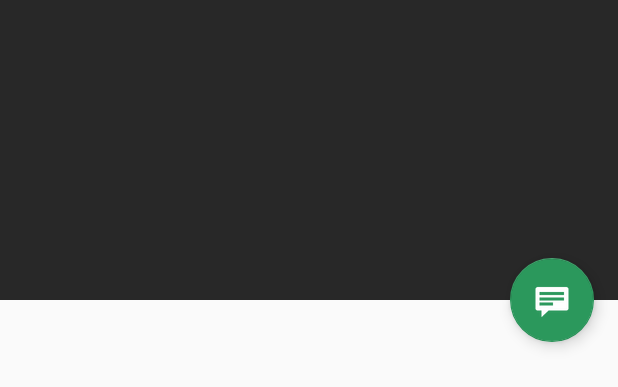
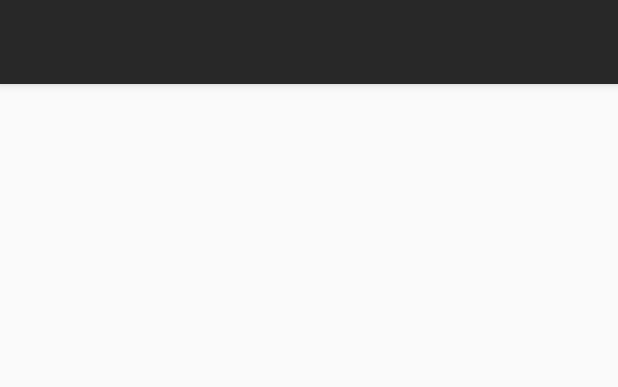
Before and after one commit to Kanialdo/interview-futuremind, an Android app: the layout activity_item_detail.xml on its own in the app's theme, with its tools: preview values and no code run, on a phone screen of 412 x 824 dp. Shown: the top 387 px of the screen. Run offline under Robolectric (Android 15) with nearby library versions, the phone set to English and light mode, and no system bars.

Commit message:
Fix showing webpages, ui improvements

```diff
--- a/app/src/main/res/layout/activity_item_detail.xml
+++ b/app/src/main/res/layout/activity_item_detail.xml
@@ -1,53 +1,30 @@
-<android.support.design.widget.CoordinatorLayout xmlns:android="http://schemas.android.com/apk/res/android"
+<android.support.design.widget.CoordinatorLayout
+    xmlns:android="http://schemas.android.com/apk/res/android"
     xmlns:app="http://schemas.android.com/apk/res-auto"
     xmlns:tools="http://schemas.android.com/tools"
     android:layout_width="match_parent"
     android:layout_height="match_parent"
     android:fitsSystemWindows="true"
-    tools:context=".DetailsActivity"
-    tools:ignore="MergeRootFrame">
+    tools:context=".DetailsActivity">
 
     <android.support.design.widget.AppBarLayout
         android:id="@+id/app_bar"
         android:layout_width="match_parent"
-        android:layout_height="@dimen/app_bar_height"
+        android:layout_height="?attr/actionBarSize"
         android:fitsSystemWindows="true"
-        android:theme="@style/ThemeOverlay.AppCompat.Dark.ActionBar">
+        android:theme="@style/AppTheme.AppBarOverlay">
 
-        <android.support.design.widget.CollapsingToolbarLayout
-            android:id="@+id/toolbar_layout"
+        <android.support.v7.widget.Toolbar
+            android:id="@+id/detail_toolbar"
             android:layout_width="match_parent"
-            android:layout_height="match_parent"
-            android:fitsSystemWindows="true"
-            app:contentScrim="?attr/colorPrimary"
-            app:layout_scrollFlags="scroll|exitUntilCollapsed"
-            app:toolbarId="@+id/toolbar">
-
-            <android.support.v7.widget.Toolbar
-                android:id="@+id/detail_toolbar"
-                android:layout_width="match_parent"
-                android:layout_height="?attr/actionBarSize"
-                app:layout_collapseMode="pin"
-                app:popupTheme="@style/ThemeOverlay.AppCompat.Light" />
-
-        </android.support.design.widget.CollapsingToolbarLayout>
+            android:layout_height="?attr/actionBarSize"
+            app:popupTheme="@style/ThemeOverlay.AppCompat.Light"/>
 
     </android.support.design.widget.AppBarLayout>
 
-    <android.support.v4.widget.NestedScrollView
+    <FrameLayout
         android:id="@+id/item_detail_container"
         android:layout_width="match_parent"
-        android:layout_height="match_parent"
-        app:layout_behavior="@string/appbar_scrolling_view_behavior" />
-
-    <android.support.design.widget.FloatingActionButton
-        android:id="@+id/fab"
-        android:layout_width="wrap_content"
-        android:layout_height="wrap_content"
-        android:layout_gravity="center_vertical|start"
-        android:layout_margin="@dimen/fab_margin"
-        android:src="@android:drawable/stat_notify_chat"
-        app:layout_anchor="@+id/item_detail_container"
-        app:layout_anchorGravity="top|end" />
+        android:layout_height="match_parent"/>
 
 </android.support.design.widget.CoordinatorLayout>
--- a/app/src/main/res/values/dimens.xml
+++ b/app/src/main/res/values/dimens.xml
@@ -2,6 +2,6 @@
 <resources>
     <dimen name="fab_margin">16dp</dimen>
     <dimen name="app_bar_height">200dp</dimen>
-    <dimen name="item_width">200dp</dimen>
+    <dimen name="item_width">400dp</dimen>
     <dimen name="text_margin">16dp</dimen>
 </resources>
```
Also changed, not shown: app/src/main/java/pl/krystiankaniowski/futuremind/DetailsActivity.java (+1 -12 lines), app/src/main/java/pl/krystiankaniowski/futuremind/DetailsFragment.java (+14 -1 lines), app/src/main/res/layout-sw600dp/item_list.xml (renamed from app/src/main/res/layout-w900dp/item_list.xml, +2 -9 lines).
